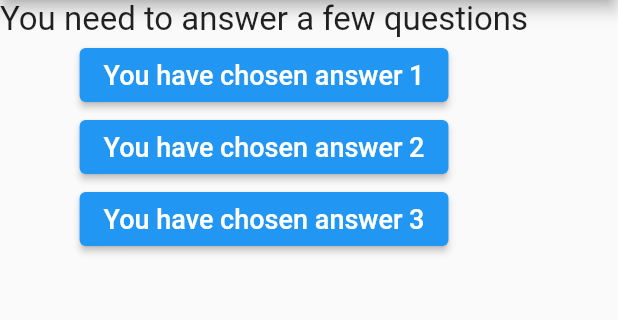
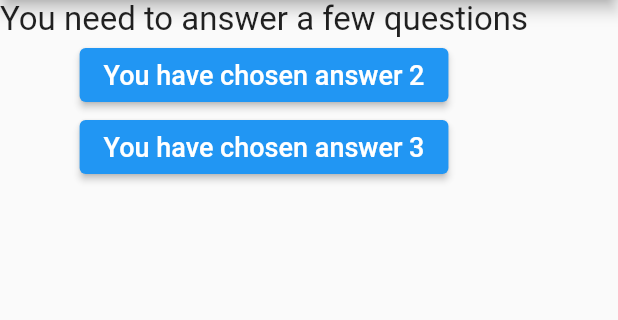
Before and after one commit to miyigun/test_your_personality, a Flutter app: the screen it shows after launch, after a tap on "You have chosen answer 2", on a phone screen of 412 x 824 dp, the part 84-404 px from its top. Run offline on Flutter 3.47's test engine with Material 2 defaults, Android fonts, the phone set to English and light mode, and no system bars.

Commit message:
Third commit

```diff
--- /dev/null
+++ b/lib/controller/questions.dart
@@ -0,0 +1,11 @@
+var questions=[
+  "I see myself as someone who is depressed.",
+  "I see myself as someone who can be tense.",
+  "I see myself as someone who worries a lot",
+  "I see myself as someone who is emotionally stable and doesn't get upset easily",
+  "I see myself as someone who can be moody",
+  "I see myself as someone who is sometimes shy and inhibited.",
+  "I see myself as someone who gets nervous easily",
+  "I see myself as someone who does not remain calm in high-pressure situations",
+  "I see myself as someone who does not remain calm in tense situations"
+];
--- a/lib/main.dart
+++ b/lib/main.dart
@@ -1,68 +1,6 @@
 import 'package:flutter/material.dart';
+import 'package:test_your_personality/view/test_screen.dart';
 
 void main() {
-  runApp(const MyApp());
+  runApp(const TestScreen());
 }
-
-class MyApp extends StatelessWidget {
-  const MyApp({super.key});
-
-  @override
-  Widget build(BuildContext context) {
-    return MaterialApp(
-      debugShowCheckedModeBanner: false,
-      home: Scaffold(
-        appBar: AppBar(
-          title: const Text(
-            'Test Your Personality...',
-            style: TextStyle(
-              fontSize: 36,
-            ),
-          ),
-          backgroundColor: const Color(0x0000007d),
-        ),
-        body: Column(
-          children: [
-            const Text(
-              'You need to answer a few questions',
-              style: TextStyle(
-                fontSize: 22,
-              ),
-            ),
-            ElevatedButton(
-                onPressed: (){
-
-                },
-                child: const Text(
-                    'You have chosen answer 1',
-                  style: TextStyle(
-                    fontSize: 18,
-                  ),
-                ),
-            ),
-            ElevatedButton(
-              onPressed: (){
-
-              },
-              child: const Text('You have chosen answer 2',
-                style: TextStyle(
-                  fontSize: 18,
-                ),
-              ),
-            ),
-            ElevatedButton(
-              onPressed: (){
-
-              },
-              child: const Text('You have chosen answer 3',
-                style: TextStyle(
-                  fontSize: 18,
-                ),
-              ),
-            ),
-          ],
-        ),
-      ),
-    );
-  }
-}
--- /dev/null
+++ b/lib/view/test_screen.dart
@@ -0,0 +1,54 @@
+import 'package:flutter/material.dart';
+
+class TestScreen extends StatelessWidget {
+  const TestScreen({super.key});
+
+  @override
+  Widget build(BuildContext context) {
+    return MaterialApp(
+      debugShowCheckedModeBanner: false,
+      home: Scaffold(
+        appBar: AppBar(
+          title: const Text(
+            'Test Your Personality...',
+            style: TextStyle(
+              fontSize: 36,
+            ),
+          ),
+          backgroundColor: const Color(0x0000007d),
+        ),
+        body: Column(
+          children: [
+            const Text(
+              'You need to answer a few questions',
+              style: TextStyle(
+                fontSize: 22,
+              ),
+            ),
+
+            ElevatedButton(
+              onPressed: (){
+
+              },
+              child: const Text('You have chosen answer 2',
+                style: TextStyle(
+                  fontSize: 18,
+                ),
+              ),
+            ),
+            ElevatedButton(
+              onPressed: (){
+
+              },
+              child: const Text('You have chosen answer 3',
+                style: TextStyle(
+                  fontSize: 18,
+                ),
+              ),
+            ),
+          ],
+        ),
+      ),
+    );
+  }
+}
```
Also changed, not shown: lib/controller/options.dart (added, +20 -0 lines), lib/model/personality_model.dart (added, +7 -0 lines).
